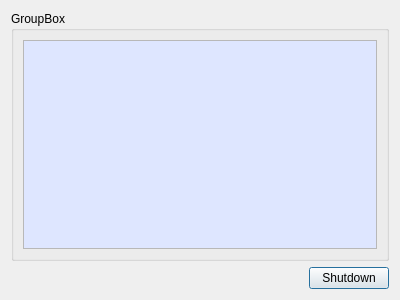
Before: the Qt Designer form source/qgovernor/simulator.ui in esden/open-bldc, drawn with Qt 5.
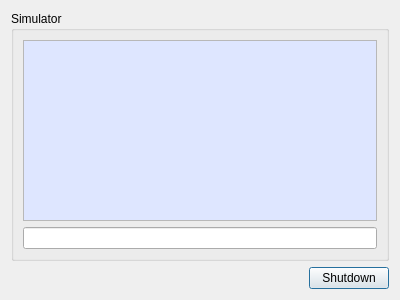
After: the same form once the commit is applied.

Commit message: Added libgovernor get version functionality to qgovernor and it's simulator.

```diff
--- a/source/qgovernor/simulator.ui
+++ b/source/qgovernor/simulator.ui
@@ -17,7 +17,7 @@
    <item>
     <widget class="QGroupBox" name="groupBox">
      <property name="title">
-      <string>GroupBox</string>
+      <string>Simulator</string>
      </property>
      <layout class="QGridLayout" name="gridLayout">
       <item row="0" column="0">
@@ -97,6 +97,9 @@
         </property>
        </widget>
       </item>
+      <item row="1" column="0">
+       <widget class="QLineEdit" name="consoleLineEdit"/>
+      </item>
      </layout>
     </widget>
    </item>
```
The commit also changes 10 other files.
